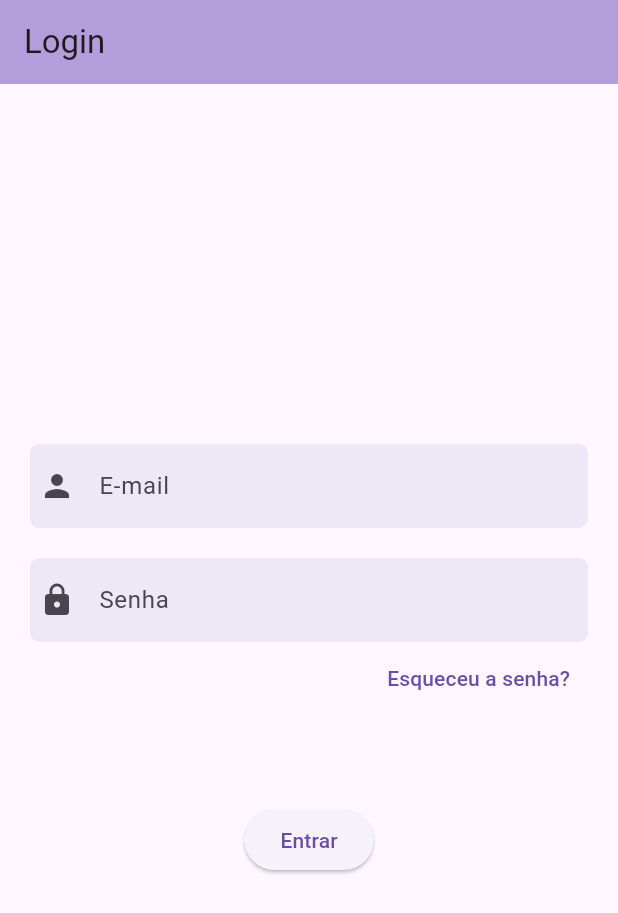
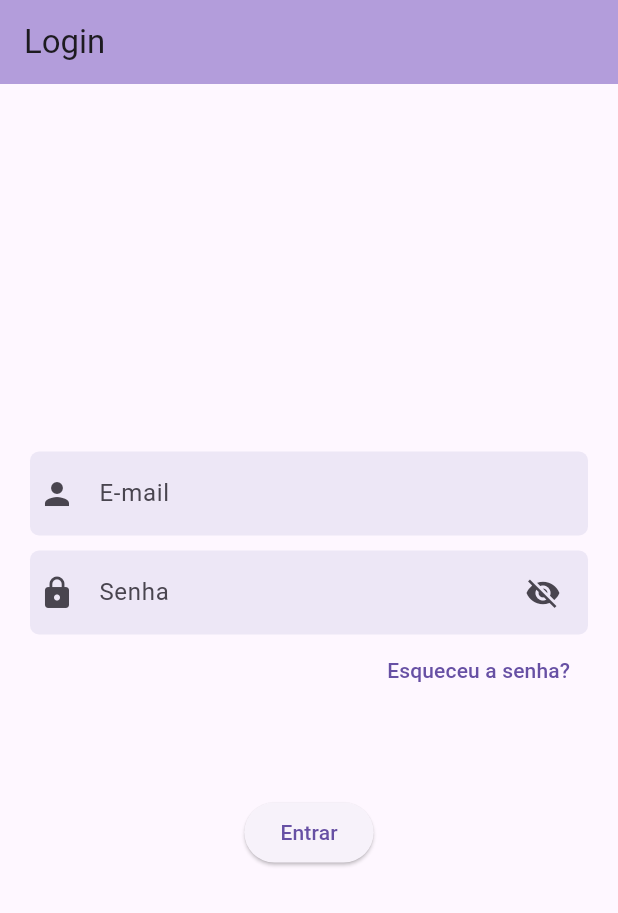
Before and after one commit to Alequeixam/Aplicativo-de-Lista-de-Compras, a Flutter app: the screen it shows after launch, on a phone screen of 412 x 824 dp. Shown: the top 913 px of the screen. Run offline on Flutter 3.47's test engine with Material 3 defaults, Android fonts, the phone set to English and light mode, and no system bars; our stand-ins replace device_preview, email_validator.

Commit message:
mostrar/ocultar texto de senha

```diff
--- a/app_lista_compras/lib/view/login.dart
+++ b/app_lista_compras/lib/view/login.dart
@@ -15,6 +15,7 @@ class _PrincipalViewState extends State<Login> {
   //Controladores dos campos de texto
   final _emailController = TextEditingController();
   final _senhaController = TextEditingController();
+  bool isVisivel = false;
 
   @override
   Widget build(BuildContext context) {
@@ -31,6 +32,8 @@ class _PrincipalViewState extends State<Login> {
               child: Column(
                 mainAxisAlignment: MainAxisAlignment.center,
                 children: [
+                  // Email
+                  //
                   Container(
                     padding: EdgeInsets.symmetric(
                       horizontal: 6,
@@ -55,7 +58,10 @@ class _PrincipalViewState extends State<Login> {
                       },
                     ),
                   ),
-                  const SizedBox(height: 20),
+                  const SizedBox(height: 10),
+
+                  // Senha
+                  //
                   Container(
                     padding: EdgeInsets.symmetric(
                       horizontal: 6,
@@ -65,11 +71,21 @@ class _PrincipalViewState extends State<Login> {
                       color: Colors.deepPurple[50],
                     ),
                     child: TextFormField(
-                      decoration: const InputDecoration(
+                      obscureText: isVisivel,
+                      decoration: InputDecoration(
                         icon: Icon(Icons.lock),
                         border: InputBorder.none,
                         label: Text('Senha'),
                         hintText: 'Digite sua senha',
+                        // define como visivel ou nao o campo da senha
+                        suffixIcon: IconButton(
+                            onPressed: () {
+                                setState(() {
+                                  isVisivel = !isVisivel;
+                              });
+                            },
+                            icon: Icon(isVisivel ? Icons.visibility : Icons.visibility_off)
+                        ),
                       ),
                       validator: (senha) {
                         if (senha == null || senha.isEmpty) {
```
